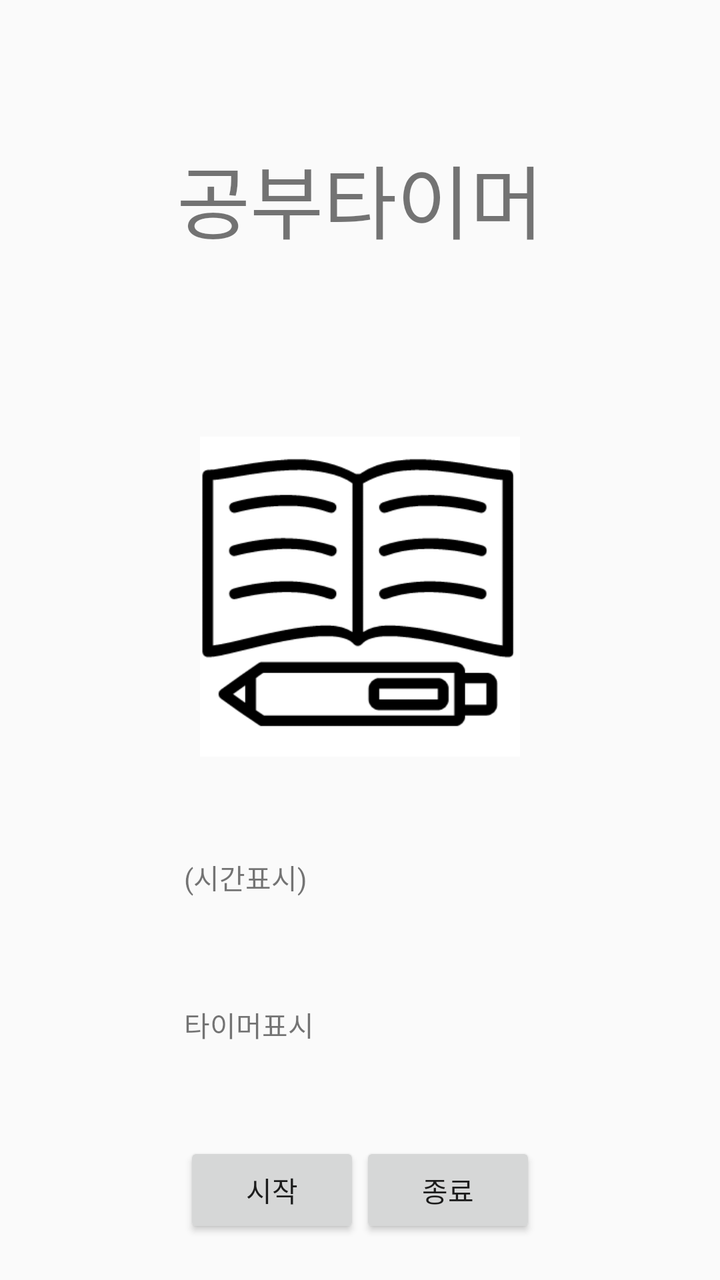
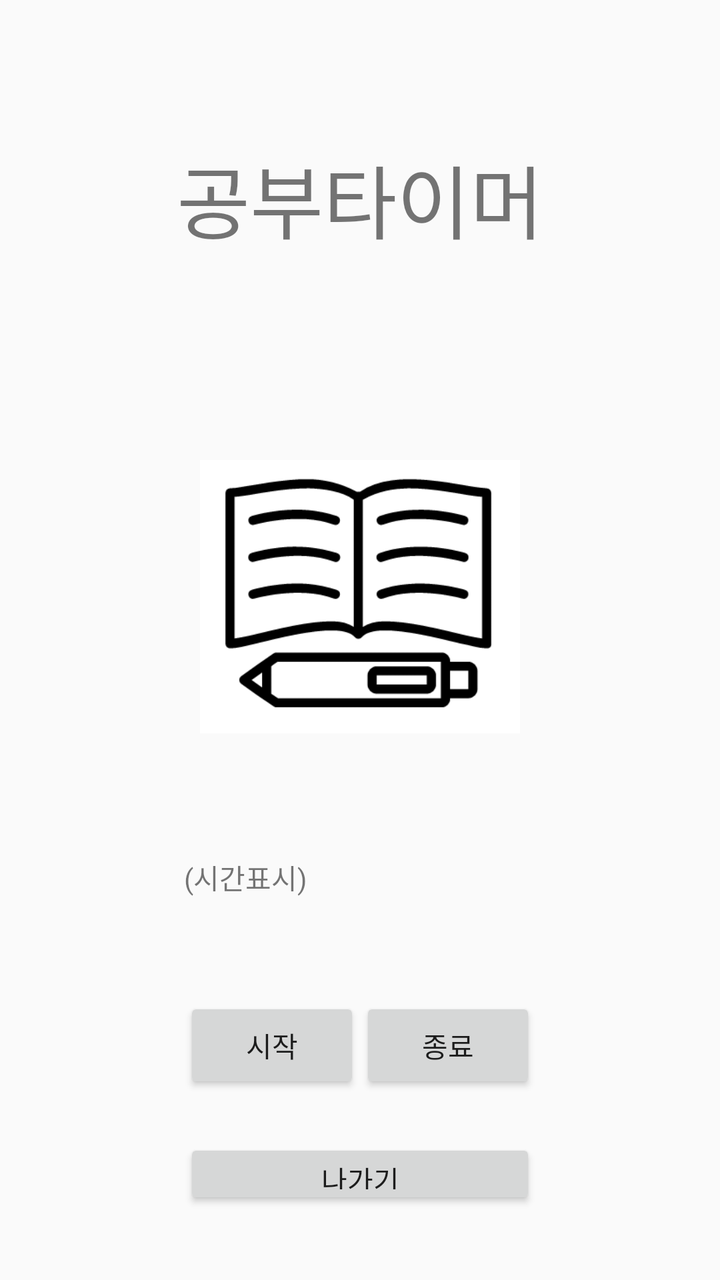

Two renders of the same Android screen: before a commit and after it. Below are the layout's source before the change and the commit's diff.
<!-- AndroidManifest.xml: application theme AppTheme -->
<!-- res/layout/activity_study_function.xml -->
<?xml version="1.0" encoding="utf-8"?>
<LinearLayout xmlns:android="http://schemas.android.com/apk/res/android"
    xmlns:app="http://schemas.android.com/apk/res-auto"
    xmlns:tools="http://schemas.android.com/tools"
    android:layout_width="match_parent"
    android:layout_height="match_parent"
    tools:context=".Study_function"
    android:orientation="vertical">


        <LinearLayout
            android:layout_width="match_parent"
            android:layout_height="match_parent"
            android:layout_gravity="center"
            android:orientation="vertical">
            <TextView
                android:layout_width="wrap_content"
                android:layout_height="wrap_content"
                android:layout_gravity="center"
                android:text="공부타이머"
                android:layout_marginTop="70dp"
                android:textSize="40dp"/>

            <ImageButton
                android:id="@+id/studystate"
                android:src="@drawable/study_off"
                android:layout_gravity="center"
                android:layout_width="160dp"
                android:layout_height="160dp"
                android:layout_marginTop="90dp"
                android:padding="0sp"
                android:scaleType="centerCrop"/>

            <LinearLayout
                android:layout_width="wrap_content"
                android:layout_height="match_parent"
                android:orientation="vertical"
                android:layout_marginTop="50dp"
                android:layout_gravity="center"
                android:weightSum="3">
                <TextView
                    android:id="@+id/studytimer_time"
                    android:layout_width="wrap_content"
                    android:layout_height="0dp"
                    android:text="(시간표시)"
                    android:layout_weight="1"/>
                <TextView
                    android:id="@+id/studytimer_time2"
                    android:layout_width="wrap_content"
                    android:layout_height="0dp"
                    android:layout_marginTop="5dp"
                    android:layout_weight="1"
                    android:text="타이머표시"/>

                <LinearLayout
                    android:layout_width="wrap_content"
                    android:layout_height="0dp"
                    android:layout_gravity="center_horizontal"
                    android:layout_weight="1">
                    <Button
                        android:layout_width="wrap_content"
                        android:layout_height="wrap_content"
                        android:text="시작"/>
                    <Button
                        android:layout_width="wrap_content"
                        android:layout_height="wrap_content"
                        android:text="종료"/>
                </LinearLayout>
            </LinearLayout>



        </LinearLayout>


</LinearLayout>
<!-- resources referenced by this layout -->
<resources>
  <!-- drawable study_off: png bitmap (drawable, 7536 bytes) -->
  <style name="AppTheme" parent="Theme.AppCompat.Light.DarkActionBar">
          
          <item name="colorPrimary">@color/colorPrimary</item>
          <item name="colorPrimaryDark">@color/colorPrimaryDark</item>
          <item name="colorAccent">@color/colorAccent</item>
      </style>
  <color name="colorPrimary">#2B475E</color>
  <color name="colorPrimaryDark">#FFFFFF</color>
  <color name="colorAccent">#03DAC5</color>
</resources>

<!-- the commit's change to res/layout/activity_study_function.xml (unified diff, before → after) -->
@@ -21,15 +21,13 @@
                 android:layout_marginTop="70dp"
                 android:textSize="40dp"/>
 
-            <ImageButton
-                android:id="@+id/studystate"
+            <ImageView
+                android:id="@+id/study_state"
                 android:src="@drawable/study_off"
                 android:layout_gravity="center"
                 android:layout_width="160dp"
                 android:layout_height="160dp"
-                android:layout_marginTop="90dp"
-                android:padding="0sp"
-                android:scaleType="centerCrop"/>
+                android:layout_marginTop="90dp"/>
 
             <LinearLayout
                 android:layout_width="wrap_content"
@@ -44,13 +42,6 @@
                     android:layout_height="0dp"
                     android:text="(시간표시)"
                     android:layout_weight="1"/>
-                <TextView
-                    android:id="@+id/studytimer_time2"
-                    android:layout_width="wrap_content"
-                    android:layout_height="0dp"
-                    android:layout_marginTop="5dp"
-                    android:layout_weight="1"
-                    android:text="타이머표시"/>
 
                 <LinearLayout
                     android:layout_width="wrap_content"
@@ -58,14 +49,26 @@
                     android:layout_gravity="center_horizontal"
                     android:layout_weight="1">
                     <Button
+                        android:id="@+id/timer_start"
                         android:layout_width="wrap_content"
                         android:layout_height="wrap_content"
-                        android:text="시작"/>
+                        android:text="시작"
+                        android:onClick="timerStart"/>
                     <Button
+                        android:id="@+id/timer_finish"
                         android:layout_width="wrap_content"
                         android:layout_height="wrap_content"
-                        android:text="종료"/>
+                        android:text="종료"
+                        android:onClick="timerFinish"/>
                 </LinearLayout>
+
+                <Button
+                    android:layout_width="match_parent"
+                    android:layout_height="0dp"
+                    android:layout_weight="0.5"
+                    android:text="나가기"
+                    android:id="@+id/exit2"
+                    android:onClick="onButton_exit2"/>
             </LinearLayout>
 
 
